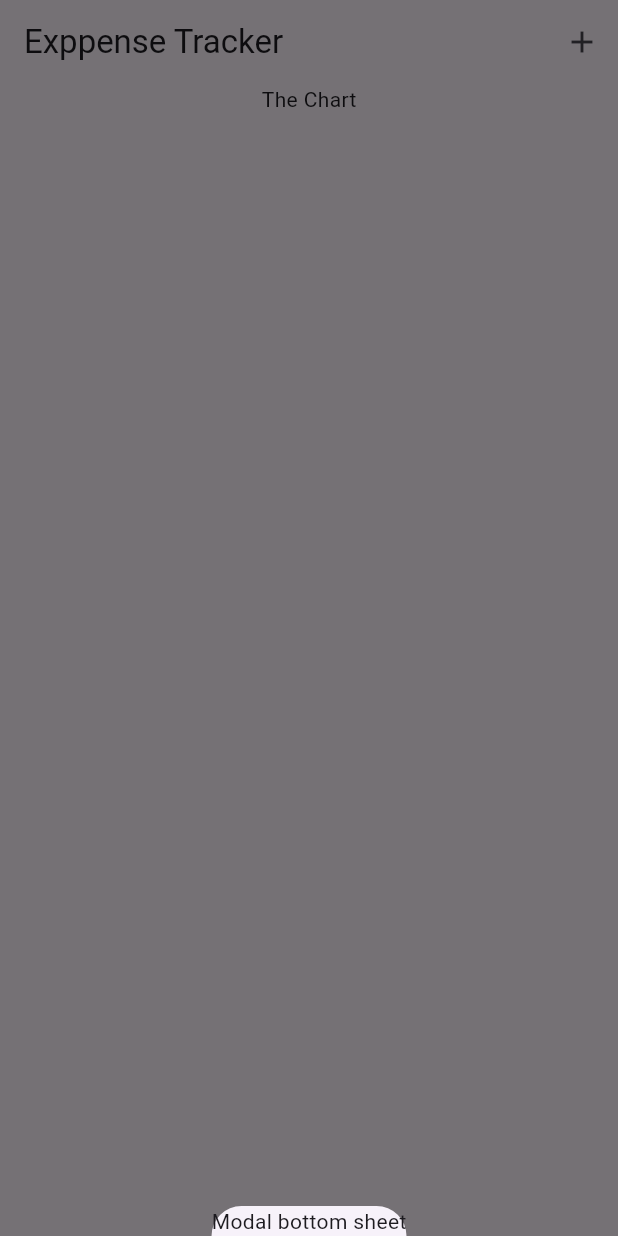
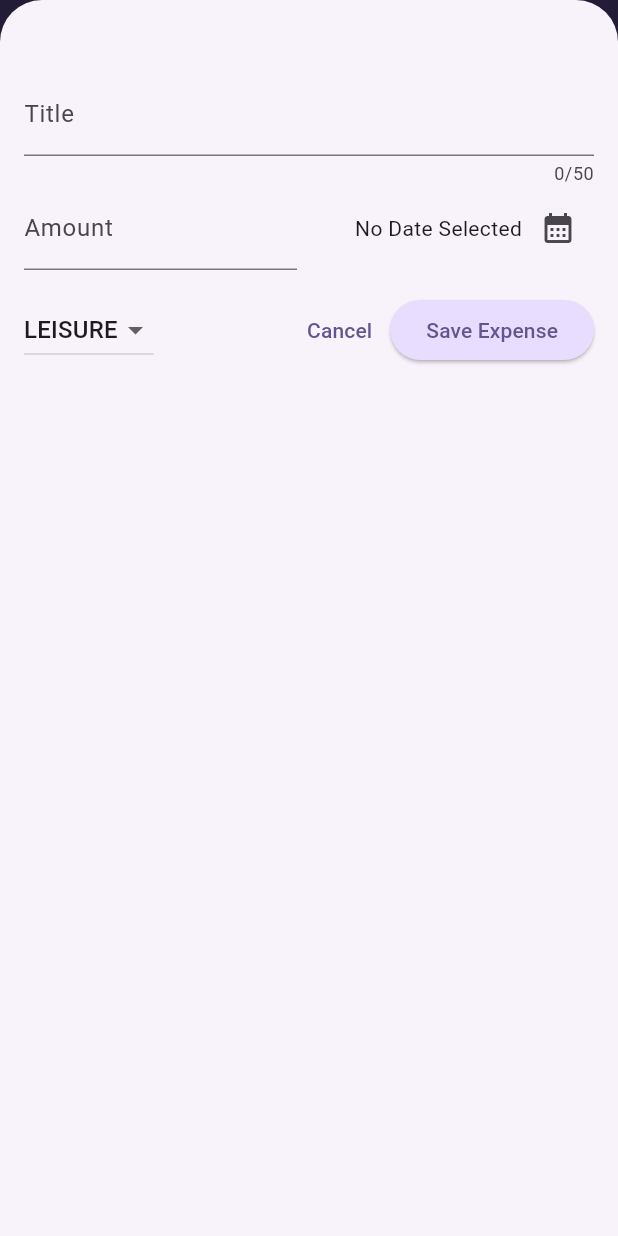
Before and after one commit to HarshJivani08/Flutter_Expense_Tracker, a Flutter app: the Expenses screen opened directly, after a tap on the "add" icon, on a phone screen of 412 x 824 dp. Run offline on Flutter 3.47's test engine with Material 3 defaults, Android fonts, the phone set to English and light mode, and no system bars; our stand-ins replace fluttertoast.

Commit message:
add file

```diff
--- a/lib/main.dart
+++ b/lib/main.dart
@@ -1,9 +1,68 @@
-import 'package:expense_tracker/expenses.dart';
+import 'package:expense_tracker/widgets/expenses.dart';
 import 'package:flutter/material.dart';
+// import 'package:flutter/services.dart';
+
+var kColorScheme = ColorScheme.fromSeed(
+  seedColor: const Color.fromARGB(255, 96, 59, 181),
+);
+
+var kDarkColorScheme = ColorScheme.fromSeed(
+  brightness: Brightness.dark ,
+  seedColor: const Color.fromARGB(255, 5, 99 , 125),
+);
 
 void main() {
-  runApp(const MaterialApp(
-    home:Expenses(),
-  ),
-  );
+  // WidgetsFlutterBinding.ensureInitialized();
+  // SystemChrome.setPreferredOrientations([
+  //   DeviceOrientation.portraitUp,
+  // ]).then((fn){
+    runApp(
+      MaterialApp(
+        darkTheme: ThemeData.dark().copyWith(
+          useMaterial3: true,
+          colorScheme: kDarkColorScheme,
+          cardTheme: const CardTheme().copyWith(
+            color: kDarkColorScheme.secondaryContainer,
+            margin: const EdgeInsets.symmetric(
+              horizontal: 16,
+              vertical: 8,
+            ),
+          ),
+          elevatedButtonTheme: ElevatedButtonThemeData(
+            style: ElevatedButton.styleFrom(
+                backgroundColor: kDarkColorScheme.primaryContainer,
+                foregroundColor: kDarkColorScheme.onPrimaryContainer),
+          ),
+        ),
+        theme: ThemeData().copyWith(
+          useMaterial3: true,
+          colorScheme: kColorScheme,
+          appBarTheme: const AppBarTheme().copyWith(
+            backgroundColor: kColorScheme.onPrimaryContainer,
+            foregroundColor: kColorScheme.primaryContainer,
+          ),
+          cardTheme: const CardTheme().copyWith(
+            color: kColorScheme.secondaryContainer,
+            margin: const EdgeInsets.symmetric(
+              horizontal: 16,
+              vertical: 8,
+            ),
+          ),
+          elevatedButtonTheme: ElevatedButtonThemeData(
+            style: ElevatedButton.styleFrom(
+                backgroundColor: kColorScheme.primaryContainer),
+          ),
+          textTheme: ThemeData().textTheme.copyWith(
+            titleLarge: TextStyle(
+              fontWeight: FontWeight.bold,
+              color: kColorScheme.onSecondaryContainer,
+              fontSize: 14,
+            ),
+          ),
+        ),
+        //  themeMode: ThemeMode.system,
+        home: const Expenses(),
+      ),
+    );
+  // });
 }
--- a/lib/models/expense.dart
+++ b/lib/models/expense.dart
@@ -1,9 +1,55 @@
+import 'package:flutter/material.dart';
+import 'package:uuid/uuid.dart';
+import 'package:intl/intl.dart';
+
+final formatter = DateFormat.yMd();
+
+final uuid = Uuid();
+
+enum Category { food, travel, leisure, work }
+
+const categoryIcons = {
+  Category.food: Icons.lunch_dining,
+  Category.travel: Icons.flight_takeoff,
+  Category.leisure: Icons.movie,
+  Category.work: Icons.work,
+};
+
 class Expense {
+  Expense({
+    required this.title,
+    required this.amount,
+    required this.date,
+    required this.category,
+  }) : id = uuid.v4();
 
-  Expense({required this.title,required this.amount , required this.dateTime , })
-
-  final int id;
+  final String id;
   final String title;
   final double amount;
-  final DateTime dateTime;
+  final DateTime date;
+  final Category category;
+
+  // for get formatted date
+  String get formattedDate {
+    return formatter.format(date);
+  }
 }
+
+class ExpenseBucket {
+  const ExpenseBucket({required this.category, required this.expenses});
+
+  ExpenseBucket.forCategory(List<Expense> allExpenses,this.category)
+      : expenses = allExpenses.where((expense) => expense.category == category)
+      .toList();
+
+  final Category category;
+  final List<Expense> expenses;
+
+  double get totalExpenses {
+    double sum = 0;
+    for (final expense in expenses) {
+      sum += expense.amount;
+    }
+    return sum;
+  }
+}
--- a/lib/widgets/chart/chart.dart
+++ b/lib/widgets/chart/chart.dart
@@ -0,0 +1,94 @@
+import 'package:flutter/material.dart';
+import 'package:expense_tracker/widgets/chart/chart_bar.dart';
+import 'package:expense_tracker/models/expense.dart';
+
+class Chart extends StatelessWidget {
+  const Chart({super.key, required this.expenses});
+
+  final List<Expense> expenses;
+
+  List<ExpenseBucket> get buckets {
+    return [
+      ExpenseBucket.forCategory(expenses, Category.food),
+      ExpenseBucket.forCategory(expenses, Category.leisure),
+      ExpenseBucket.forCategory(expenses, Category.travel),
+      ExpenseBucket.forCategory(expenses, Category.work),
+    ];
+  }
+
+  double get maxTotalExpense {
+    double maxTotalExpense = 0;
+
+    for (final bucket in buckets) {
+      if (bucket.totalExpenses > maxTotalExpense) {
+        maxTotalExpense = bucket.totalExpenses;
+      }
+    }
+
+    return maxTotalExpense;
+  }
+
+  @override
+  Widget build(BuildContext context) {
+    final isDarkMode =
+        MediaQuery.of(context).platformBrightness == Brightness.dark;
+    return Container(
+      margin: const EdgeInsets.all(16),
+      padding: const EdgeInsets.symmetric(
+        vertical: 16,
+        horizontal: 8,
+      ),
+      width: double.infinity,
+      height: 180,
+      decoration: BoxDecoration(
+        borderRadius: BorderRadius.circular(8),
+        gradient: LinearGradient(
+          colors: [
+            Theme.of(context).colorScheme.primary.withOpacity(0.3),
+            Theme.of(context).colorScheme.primary.withOpacity(0.0)
+          ],
+          begin: Alignment.bottomCenter,
+          end: Alignment.topCenter,
+        ),
+      ),
+      child: Column(
+        children: [
+          Expanded(
+            child: Row(
+              crossAxisAlignment: CrossAxisAlignment.end,
+              children: [
+                for (final bucket in buckets) // alternative to map()
+                  ChartBar(
+                    fill: bucket.totalExpenses == 0
+                        ? 0
+                        : bucket.totalExpenses / maxTotalExpense,
+                  )
+              ],
+            ),
+          ),
+          const SizedBox(height: 12),
+          Row(
+            children: buckets
+                .map(
+                  (bucket) => Expanded(
+                    child: Padding(
+                      padding: const EdgeInsets.symmetric(horizontal: 4),
+                      child: Icon(
+                        categoryIcons[bucket.category],
+                        color: isDarkMode
+                            ? Theme.of(context).colorScheme.secondary
+                            : Theme.of(context)
+                                .colorScheme
+                                .primary
+                                .withOpacity(0.7),
+                      ),
+                    ),
+                  ),
+                )
+                .toList(),
+          )
+        ],
+      ),
+    );
+  }
+}
--- a/lib/widgets/chart/chart_bar.dart
+++ b/lib/widgets/chart/chart_bar.dart
@@ -0,0 +1,34 @@
+import 'package:flutter/material.dart';
+
+class ChartBar extends StatelessWidget {
+  const ChartBar({
+    super.key,
+    required this.fill,
+  });
+
+  final double fill;
+
+  @override
+  Widget build(BuildContext context) {
+    final isDarkMode =
+        MediaQuery.of(context).platformBrightness == Brightness.dark;
+    return Expanded(
+      child: Padding(
+        padding: const EdgeInsets.symmetric(horizontal: 4),
+        child: FractionallySizedBox(
+          heightFactor: fill,
+          child: DecoratedBox(
+            decoration: BoxDecoration(
+              shape: BoxShape.rectangle,
+              borderRadius:
+              const BorderRadius.vertical(top: Radius.circular(8)),
+              color: isDarkMode
+                  ? Theme.of(context).colorScheme.secondary
+                  : Theme.of(context).colorScheme.primary.withOpacity(0.65),
+            ),
+          ),
+        ),
+      ),
+    );
+  }
+}
--- a/lib/widgets/expenses.dart
+++ b/lib/widgets/expenses.dart
@@ -1,6 +1,9 @@
+import 'package:expense_tracker/widgets/chart/chart.dart';
 import 'package:expense_tracker/widgets/expenses_list/expenses_list.dart';
+import 'package:expense_tracker/widgets/new_expense.dart';
+import 'package:flutter/cupertino.dart';
 import 'package:flutter/material.dart';
-import 'models/expense.dart';
+import '../models/expense.dart';
 
 class Expenses extends StatefulWidget {
   const Expenses({super.key});
@@ -32,29 +35,83 @@ class _ExpensesState extends State<Expenses> {
 
   void _openAddExpenseOverlay() {
     showModalBottomSheet(
+      isScrollControlled: true,
       context: context,
-      builder: (ctx) => Text('Modal bottom sheet'),
+      builder: (ctx) => NewExpense(onAdExpense: _addExpese),
+    );
+  }
+
+  void _addExpese(Expense expense) {
+    setState(() {
+      _registeredExpenses.add(expense);
+    });
+  }
+
+  void _removeExpense(Expense expense) {
+    final expenseIndex = _registeredExpenses.indexOf(expense);
+
+    setState(() {
+      _registeredExpenses.remove(expense);
+    });
+
+    ScaffoldMessenger.of(context).clearSnackBars();
+    ScaffoldMessenger.of(context).showSnackBar(
+      SnackBar(
+        duration: const Duration(seconds: 3),
+        content: const Text('Expense deleted.'),
+        action: SnackBarAction(
+          label: 'Undo',
+          onPressed: () {
+            setState(() {
+              _registeredExpenses.insert(expenseIndex, expense);
+            });
+          },
+        ),
+      ),
     );
   }
 
   @override
   Widget build(BuildContext context) {
+    final width = MediaQuery.of(context).size.width;
+    final height = MediaQuery.of(context).size.height;
+
+    Widget mainContent = const Center(
+      child: Text('No expenses found. Start adding some!'),
+    );
+
+    if (_registeredExpenses.isNotEmpty) {
+      mainContent = ExpensesList(
+        expenses: _registeredExpenses,
+        onRemoveExpense: _removeExpense,
+      );
+    }
+
     return Scaffold(
       appBar: AppBar(
-        title: Text('Exppense Tracker'),
+        title: const Text('Expense Tracker'),
         actions: [
           IconButton(
               onPressed: _openAddExpenseOverlay, icon: const Icon(Icons.add))
         ],
       ),
-      body: Column(
-        children: [
-          const Text('The Chart'),
-          Expanded(
-            child: ExpensesList(expenses: _registeredExpenses),
-          )
-        ],
-      ),
+      body: width < 600
+          ? Column(
+              children: [
+                Chart(expenses: _registeredExpenses),
+                Expanded(
+                  child: mainContent,
+                ),
+              ],
+            )
+          : Row(
+              children: [
+                Expanded(child: Chart(expenses: _registeredExpenses)),
+                Expanded(
+                  child: mainContent,
+                ),
+              ],
+            ),
     );
   }
 }
--- a/lib/widgets/expenses_list/expense_item.dart
+++ b/lib/widgets/expenses_list/expense_item.dart
@@ -0,0 +1,40 @@
+import 'package:flutter/material.dart';
+import '../../models/expense.dart';
+
+class ExpenseItem extends StatelessWidget {
+  const ExpenseItem(this.expense, {super.key});
+
+  final Expense expense;
+
+  @override
+  Widget build(BuildContext context) {
+    return Card(
+      child: Padding(
+        padding: const EdgeInsets.symmetric(
+          horizontal: 20,
+          vertical: 16
+        ),
+        child: Column(
+          crossAxisAlignment: CrossAxisAlignment.start,
+          children: [
+            Text(expense.title,style: Theme.of(context).textTheme.titleLarge,),
+            const SizedBox(height: 4),
+            Row(
+              children: [
+                Text('\$${expense.amount.toStringAsFixed(2)}'),
+                const Spacer(),
+                Row(
+                  children: [
+                    Icon(categoryIcons[expense.category]),
+                    const SizedBox(width: 8),
+                    Text(expense.formattedDate),
+                  ],
+                ),
+              ],
+            )
+          ],
+        ),
+      ),
+    );
+  }
+}
--- a/lib/widgets/expenses_list/expenses_list.dart
+++ b/lib/widgets/expenses_list/expenses_list.dart
@@ -1,17 +1,31 @@
-import 'package:flutter/cupertino.dart';
-import 'models/expense.dart';
+import 'package:expense_tracker/widgets/expenses_list/expense_item.dart';
+import 'package:flutter/material.dart';
+import '../../models/expense.dart';
 
 class ExpensesList extends StatelessWidget {
-  const ExpensesList({super.key, required this.expenses});
+  const ExpensesList(
+      {super.key, required this.expenses, required this.onRemoveExpense});
 
   final List<Expense> expenses;
+  final void Function(Expense expense) onRemoveExpense;
 
   @override
   Widget build(BuildContext context) {
-    // TODO: implement build
     return ListView.builder(
       itemCount: expenses.length,
-      itemBuilder: (ctx, index) => Text(expenses[index].title),
+      itemBuilder: (ctx, index) => Dismissible(
+        key: ValueKey(expenses[index]),
+        background: Container(
+          color: Theme.of(context).colorScheme.error.withOpacity(0.80),
+          margin:EdgeInsets.symmetric(horizontal:  Theme.of(context).cardTheme.margin!.horizontal) ,
+        ),
+        onDismissed: (direction) {
+          onRemoveExpense(expenses[index]);
+        },
+        child: ExpenseItem(
+          expenses[index],
+        ),
+      ),
     );
   }
 }
--- a/lib/widgets/new_expense.dart
+++ b/lib/widgets/new_expense.dart
@@ -0,0 +1,157 @@
+import 'package:expense_tracker/models/expense.dart';
+import 'package:flutter/cupertino.dart';
+import 'package:flutter/material.dart';
+import 'package:fluttertoast/fluttertoast.dart';
+
+class NewExpense extends StatefulWidget {
+  const NewExpense({super.key, required this.onAdExpense});
+
+  final void Function(Expense expense) onAdExpense;
+
+  @override
+  State<NewExpense> createState() {
+    return _NewExpenseState();
+  }
+}
+
+class _NewExpenseState extends State<NewExpense> {
+  final _titleController = TextEditingController();
+  final _amountController = TextEditingController();
+  DateTime? _selectedDate;
+  Category _selectedCategory = Category.leisure;
+
+  void _presentatePicker() async {
+    final now = DateTime.now();
+    final firstDate = DateTime(now.year - 1, now.month, now.day);
+    final pickedDate = await showDatePicker(
+        context: context,
+        initialDate: now,
+        firstDate: firstDate,
+        lastDate: now);
+    setState(() {
+      _selectedDate = pickedDate;
+    });
+  }
+
+  void _submitExpenseData() {
+    final enteredAmount = double.tryParse(_amountController.text);
+    final amountIsInValid = enteredAmount == null || enteredAmount <= 0;
+    if (_titleController.text.trim().isEmpty && amountIsInValid ||
+        _selectedDate == null) {
+      showDialog(
+        context: context,
+        builder: (ctx) => AlertDialog(
+          title: const Text('Invalid input'),
+          content: const Text(
+              'Please make sure a valid title, amount, date, and category was entered.'),
+          actions: [
+            TextButton(
+              onPressed: () {
+                Navigator.pop(ctx);
+              },
+              child: const Text('Okay'),
+            ),
+          ],
+        ),
+      );
+      return;
+    }
+    widget.onAdExpense(
+      Expense(
+          title: _titleController.text,
+          amount: enteredAmount!,
+          date: _selectedDate!,
+          category: _selectedCategory),
+    );
+    Navigator.pop(context);
+  }
+
+  @override
+  void dispose() {
+    _titleController.dispose();
+    _amountController.dispose();
+    super.dispose();
+  }
+
+  @override
+  Widget build(BuildContext context) {
+    return Padding(
+      padding: const EdgeInsets.fromLTRB(16,48,16,16),
+      child: Column(
+        children: [
+          TextField(
+            controller: _titleController,
+            maxLength: 50,
+            decoration: const InputDecoration(label: Text('Title')),
+          ),
+          Row(
+            children: [
+              Expanded(
+                child: TextField(
+                  controller: _amountController,
+                  keyboardType: TextInputType.number,
+                  decoration: const InputDecoration(
+                    prefix: Text('\$ '),
+                    label: Text('Amount'),
+                  ),
+                ),
+              ),
+              const SizedBox(width: 16),
+              Expanded(
+                child: Row(
+                  mainAxisAlignment: MainAxisAlignment.end,
+                  crossAxisAlignment: CrossAxisAlignment.center,
+                  children: [
+                    Text(_selectedDate == null
+                        ? 'No Date Selected'
+                        : formatter.format(_selectedDate!)),
+                    IconButton(
+                      onPressed: _presentatePicker,
+                      icon: const Icon(Icons.calendar_month),
+                    ),
+                  ],
+                ),
+              ),
+            ],
+          ),
+          const SizedBox(height: 16),
+          Row(
+            children: [
+              DropdownButton(
+                  value: _selectedCategory,
+                  items: Category.values
+                      .map(
+                        (category) => DropdownMenuItem(
+                          value: category,
+                          child: Text(
+                            category.name.toUpperCase(),
+                          ),
+                        ),
+                      )
+                      .toList(),
+                  onChanged: (value) {
+                    if (value == null) {
+                      return;
+                    }
+                    setState(() {
+                      _selectedCategory = value;
+                    });
+                  }),
+              const Spacer(),
+              TextButton(
+                onPressed: () {
+                  Navigator.pop(context);
+                },
+                child: const Text('Cancel'),
+              ),
+              ElevatedButton(
+                onPressed: _submitExpenseData,
+                child: const Text('Save Expense'),
+              ),
+            ],
+          ),
+        ],
+      ),
+    );
+  }
+}
--- a/pubspec.yaml
+++ b/pubspec.yaml
@@ -35,6 +35,9 @@ dependencies:
   # The following adds the Cupertino Icons font to your application.
   # Use with the CupertinoIcons class for iOS style icons.
   cupertino_icons: ^1.0.6
+  uuid: ^4.4.0
+  intl: ^0.19.0
+  fluttertoast: ^8.2.5
 
 dev_dependencies:
   flutter_test:
```
Also changed, not shown: pubspec.lock, 1 other file.
